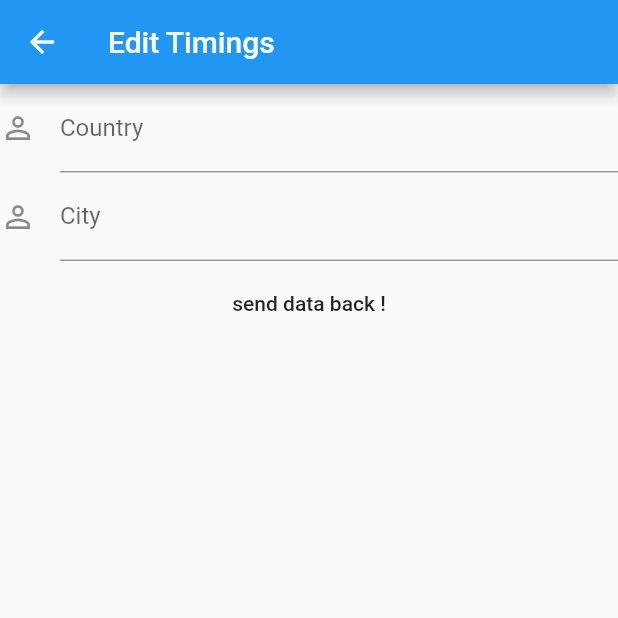
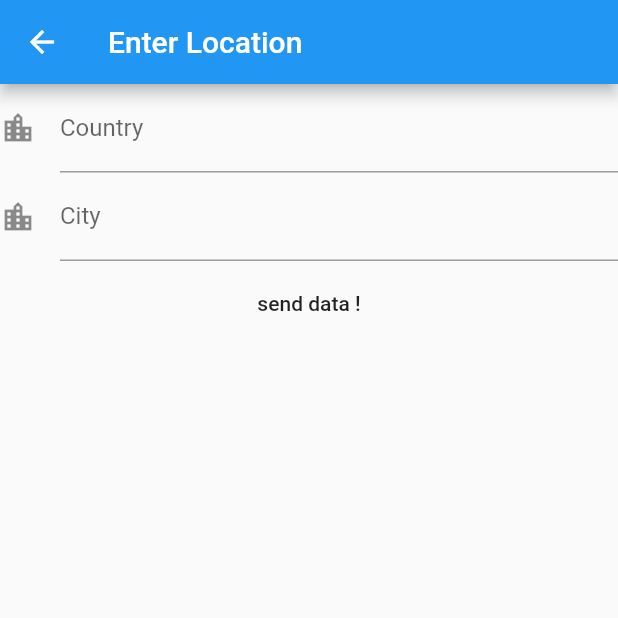
Before and after one commit to smdi/crescent_masjid, a Flutter app: the screen it shows after launch, after a tap on the "search" icon, on a phone screen of 412 x 824 dp, the top half of it. Run offline on Flutter 3.47's test engine with Material 2 defaults, Android fonts, the phone set to English and light mode, and no system bars; our stand-ins replace connectivity, firebase_database, firebase_messaging, percent_indicator, shared_preferences; accounts and stored records are empty; network calls fail.

```diff
--- a/lib/ui/home.dart
+++ b/lib/ui/home.dart
@@ -14,8 +14,6 @@ import 'package:percent_indicator/circular_percent_indicator.dart';
 import 'search.dart';
 
 
-var _connection = false , opac;
-double percent , progress ;
 
 class Home extends StatefulWidget {
   @override
@@ -24,6 +22,9 @@ class Home extends StatefulWidget {
 
 class _HomeState extends State<Home> {
 
+
+  var _connection = false , opac;
+  double percent , progress ;
   final GlobalKey<RefreshIndicatorState> _refreshIndicatorKey = new GlobalKey<RefreshIndicatorState>();
 
   @override
@@ -34,11 +35,7 @@ class _HomeState extends State<Home> {
     WidgetsBinding.instance
         .addPostFrameCallback((_) => _refreshIndicatorKey.currentState.show());
 
-    setState(() {
-      progress = 40.0;
-      percent = 0.4;
-      opac = true;
-    });
+   stateSetter(20.0, 0.2, true);
 
   }
 
@@ -63,13 +60,7 @@ class _HomeState extends State<Home> {
           ),
 
         ],
-//
 
-      leading:IconButton(
-        icon: Icon(Icons.menu),
-        tooltip: 'menu',
-        onPressed:()=>debugPrint('menu'),
-      ),
       ),
 
       body: RefreshIndicator(
@@ -89,19 +80,12 @@ class _HomeState extends State<Home> {
 
   Future _gotoSearch(BuildContext context) async {
 
-    Map result  = await Navigator.of(context).push(
+     Navigator.of(context).push(
         new MaterialPageRoute<Map>(
             builder: (BuildContext context){
               return new Search();
             })
     );
-    if (result!= null && result.containsKey('city')){
-
-      print(result['city']);
-      print(result['country']);
-
-    }
-
   }
 
   Future _gotoEditor(BuildContext context) async {
@@ -141,11 +125,9 @@ class _HomeState extends State<Home> {
 
     });
 
-    setState(() {
-      progress = 100.0;
-      percent = 1.0;
-      opac= false;
-    });
+    stateSetter(50.0, 0.5, true);
+    stateSetter(70.0, 0.7, true);
+    stateSetter(80.0, 0.8, false);
 
       return data;
   }
@@ -154,11 +136,7 @@ class _HomeState extends State<Home> {
 
     if(connection) {
 
-      setState(() {
-        progress = 70.0;
-        percent = 0.7;
-        opac = true;
-      });
+      stateSetter(100.0, 1.0, false);
 
       return new FutureBuilder(
           future: getTimings(),
@@ -308,11 +286,7 @@ class _HomeState extends State<Home> {
       });
 //    return updateWidget();
 
-      setState(() {
-        progress = 40.0;
-        percent = 0.4;
-        opac = true;
-      });
+      stateSetter(40.0, 0.4, true);
 
     } else {
       // not  connected . show a image of network not connected .
@@ -320,11 +294,7 @@ class _HomeState extends State<Home> {
           setState(() {
             _connection = false;
           });
-      setState(() {
-        progress = 40.0;
-        percent = 0.4;
-        opac = false;
-      });
+      stateSetter(40.0, 0.4, false);
 //    return new Text("no connection");
     }
 
@@ -555,4 +525,14 @@ class _HomeState extends State<Home> {
     }
   }
 
+  void stateSetter(double progress, double percent, opac) {
+
+    setState(() {
+      this.progress = progress;
+      this.percent = percent;
+      this.opac = opac;
+    });
+
+  }
+
 }
--- a/lib/ui/search.dart
+++ b/lib/ui/search.dart
@@ -1,8 +1,10 @@
 
 
 
+import 'package:crescent_masjid/ui/salah_timer.dart';
 import 'package:flutter/material.dart';
 import 'package:crescent_masjid/util/util.dart';
+
 
 
 
@@ -28,18 +30,21 @@ class _SearchState extends State<Search> {
   Widget build(BuildContext context) {
     return new Scaffold(
       appBar: new AppBar(
-        title: new Text("Edit Timings"),
+        title: new Text("Enter Location"),
       ),
       body: new ListView(
         children : <Widget>[
 
           new TextField(
+
             controller: _countryController,
             keyboardType: TextInputType.text,
             decoration: new InputDecoration(
                 labelText: 'Country',
                 hintText: 'India',
-                icon: new Icon(Icons.person_outline)),
+                icon: new Icon(Icons.location_city)),
+
+
           ),
 
           new TextField(
@@ -48,18 +53,22 @@ class _SearchState extends State<Search> {
             decoration: new InputDecoration(
                 labelText: 'City',
                 hintText: 'Hyderabad',
-                icon: new Icon(Icons.person_outline)),
+                icon: new Icon(Icons.location_city)),
           ),
 
           new ListTile(
             title: new FlatButton(
                 onPressed: (){
-                  Navigator.pop(context ,{
-                    'city' : _cityController.text.isEmpty ? "Hyderabad" : _cityController.text,
-                    'country': _countryController.text.isEmpty ? "India" : _countryController.text,
-                  });
+
+                  Navigator.of(context).push(
+                      new MaterialPageRoute<Map>(
+                          builder: (BuildContext context){
+                            return new Salah(city :_cityController.text.isEmpty ? "Hyderabad" :_cityController.text
+                                ,country: _countryController.text.isEmpty ? "India" :_countryController.text);
+                          })
+                  );
                 },
-                child: new Text("send data back !")),
+                child: new Text("send data !")),
           ),
 
         ],
@@ -69,4 +78,6 @@ class _SearchState extends State<Search> {
 
 
 
+
+
 }
```
Also changed, not shown: lib/ui/salah_timer.dart (added, +241 -0 lines).
